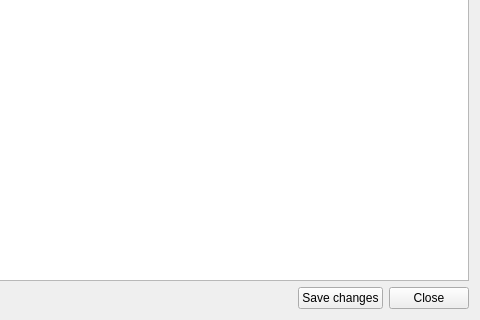
The window that mob_parameters.ui (konstvest/ei_maper) describes before a commit, drawn with Qt 5; both pictures show x 291 to 771 and y 330 to 650 of the 771 by 650 pixel window.
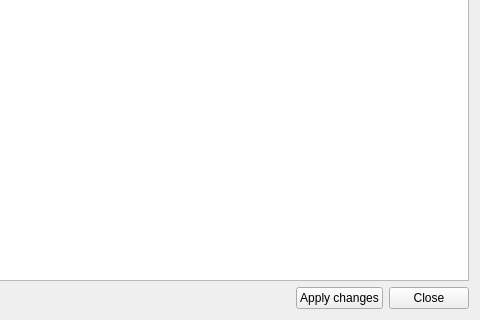
The same window after the commit.

Commit message: close button now ask user to apply changes

```diff
--- a/mob_parameters.ui
+++ b/mob_parameters.ui
@@ -311,7 +311,7 @@
        <item>
         <widget class="QPushButton" name="pushApply">
          <property name="text">
-          <string>Save changes</string>
+          <string>Apply changes</string>
          </property>
         </widget>
        </item>
```
The commit also changes 2 other files.
